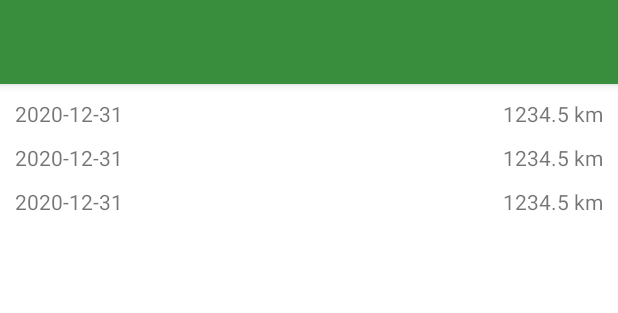
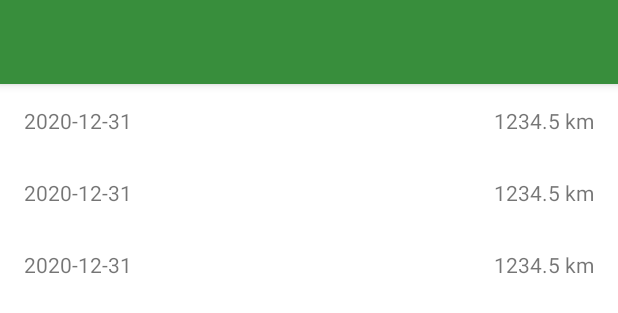
Before and after one commit to sebokopter/virtually-challenging, an Android app: the layout activity_profile.xml on its own in the app's theme, with its tools: preview values and no code run, on a phone screen of 412 x 824 dp. Shown: the top 313 px of the screen. Run offline under Robolectric (Android 15) with nearby library versions, the phone set to English and light mode, and no system bars.

Commit message:
ui(profile): Have material guideline item height

```diff
--- a/app/src/main/res/layout/item_workout.xml
+++ b/app/src/main/res/layout/item_workout.xml
@@ -3,14 +3,15 @@
     xmlns:app="http://schemas.android.com/apk/res-auto"
     xmlns:tools="http://schemas.android.com/tools"
     android:layout_width="match_parent"
-    android:layout_height="wrap_content"
+    android:layout_height="48dp"
     >
 
     <TextView
         android:id="@+id/workoutDate"
         android:layout_width="wrap_content"
         android:layout_height="wrap_content"
-        android:layout_margin="10dp"
+        android:layout_marginStart="16dp"
+        app:layout_constraintBottom_toBottomOf="parent"
         app:layout_constraintStart_toStartOf="parent"
         app:layout_constraintTop_toTopOf="parent"
         tools:text="2020-12-31"
@@ -20,9 +21,10 @@
         android:id="@+id/workoutDistance"
         android:layout_width="wrap_content"
         android:layout_height="wrap_content"
-        android:layout_margin="10dp"
+        android:layout_marginEnd="16dp"
         android:gravity="end"
         android:textAlignment="textEnd"
+        app:layout_constraintBottom_toBottomOf="parent"
         app:layout_constraintEnd_toEndOf="parent"
         app:layout_constraintTop_toTopOf="parent"
         tools:text="1234.5 km"
```
